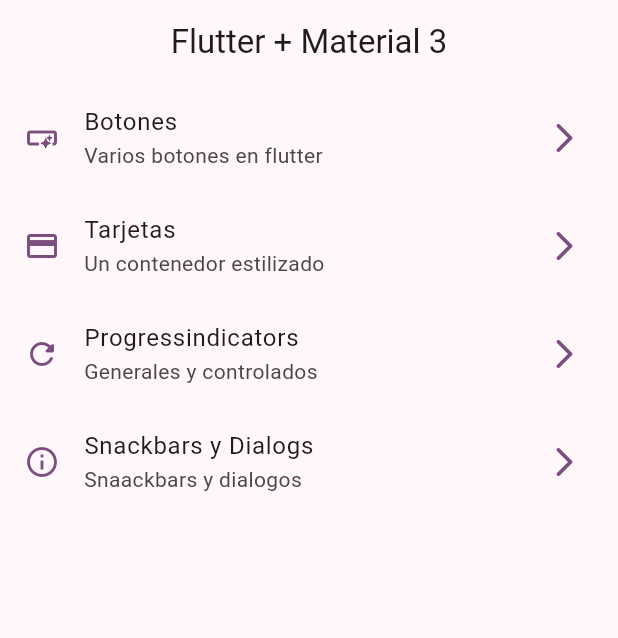
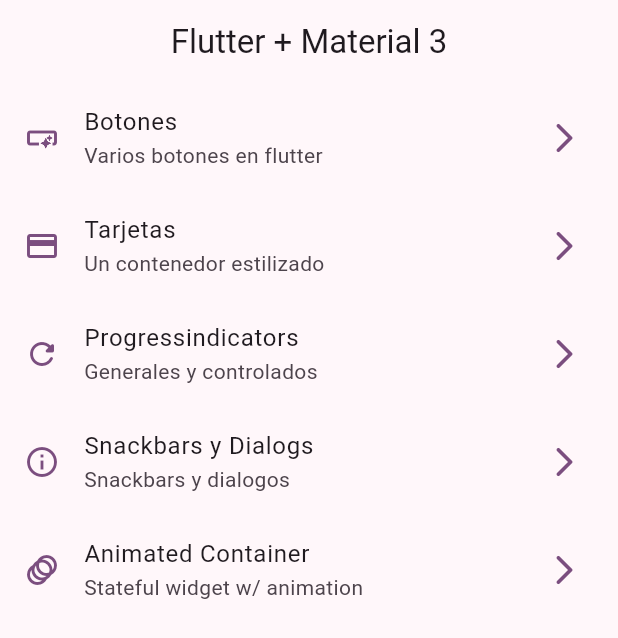
Before and after one commit to Azzzako/flutter_widgets, a Flutter app: the screen it shows after launch, on a phone screen of 412 x 824 dp. Shown: the top 638 px of the screen. Run offline on Flutter 3.47's test engine with Material 3 defaults, Android fonts, the phone set to English and light mode, and no system bars; our stand-ins replace go_router.

Commit message:
animated container terminado

```diff
--- a/lib/config/menu/menu_items.dart
+++ b/lib/config/menu/menu_items.dart
@@ -34,7 +34,13 @@ const appMenuItems = <MenuItem>[
 
         MenuItem(
       title: 'Snackbars y Dialogs',
-      subtitle: 'Snaackbars y dialogos',
+      subtitle: 'Snackbars y dialogos',
       url: '/snackbars',
       icon: Icons.info_outline),
+
+        MenuItem(
+      title: 'Animated Container',
+      subtitle: 'Stateful widget w/ animation',
+      url: '/animated',
+      icon: Icons.animation_outlined),
 ];
--- a/lib/config/router/app_router.dart
+++ b/lib/config/router/app_router.dart
@@ -25,5 +25,9 @@ final appRouter = GoRouter(
         path: '/snackbars',
         builder: (context, state) => const SnackbarScreen(),
         name: SnackbarScreen.name),
+          GoRoute(
+        path: '/animated',
+        builder: (context, state) => const AnimatedScreen(),
+        name: AnimatedScreen.name),
   ],
 );
```
Also changed, not shown: lib/presentation/screens/animated/animated_screen.dart (+54 -2 lines).
